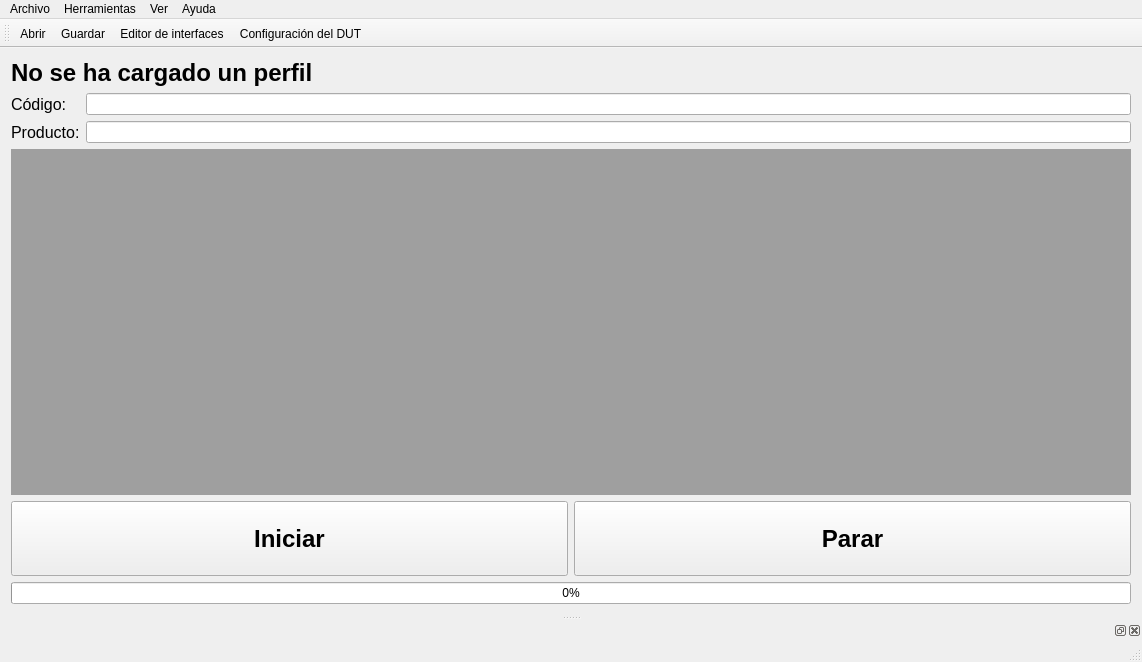
Old version of the form src/mainwindow.ui in the repository tarpuq/tarpuqJIGsw.
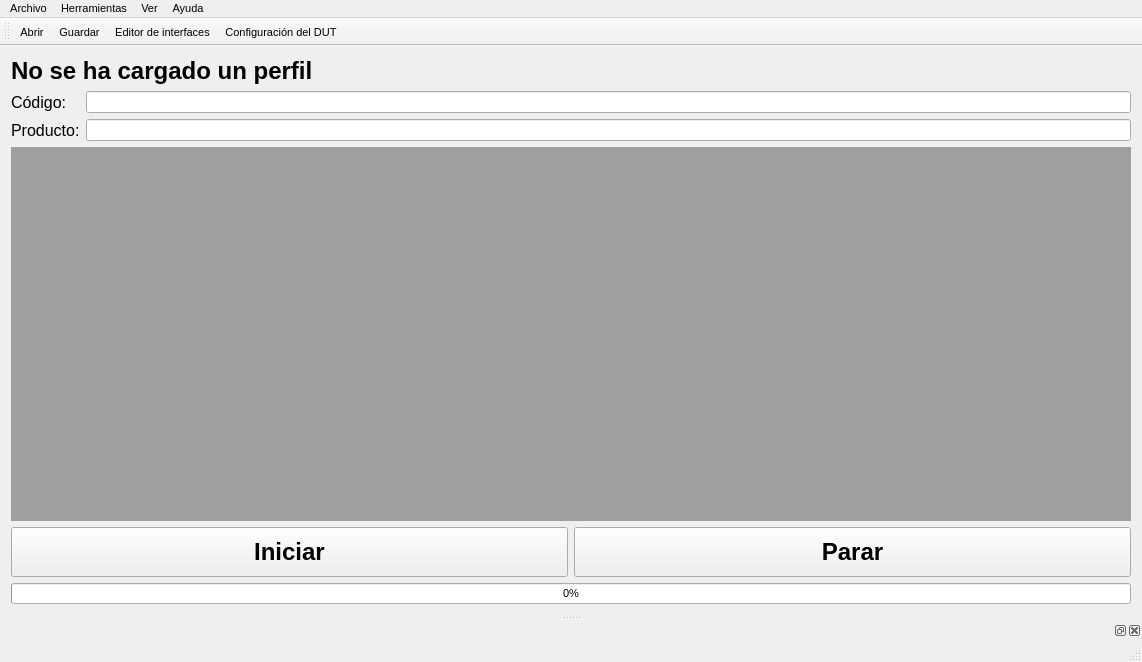
New version of the form. Icons and pictures are not drawn. Custom widgets are drawn as their Qt base class.

What changed in the file:
```diff
--- a/src/mainwindow.ui
+++ b/src/mainwindow.ui
@@ -25,6 +25,11 @@
     <height>0</height>
    </size>
   </property>
+  <property name="font">
+   <font>
+    <pointsize>8</pointsize>
+   </font>
+  </property>
   <property name="windowTitle">
    <string>Tarpuq JIGsw</string>
   </property>
@@ -58,14 +63,8 @@
      <widget class="QPushButton" name="pushButtonStart">
       <property name="minimumSize">
        <size>
-        <width>200</width>
-        <height>75</height>
-       </size>
-      </property>
-      <property name="maximumSize">
-       <size>
-        <width>16777215</width>
-        <height>16777215</height>
+        <width>0</width>
+        <height>50</height>
        </size>
       </property>
       <property name="font">
@@ -87,14 +86,8 @@
      <widget class="QPushButton" name="pushButtonStop">
       <property name="minimumSize">
        <size>
-        <width>200</width>
-        <height>75</height>
-       </size>
-      </property>
-      <property name="maximumSize">
-       <size>
-        <width>16777215</width>
-        <height>16777215</height>
+        <width>0</width>
+        <height>50</height>
        </size>
       </property>
       <property name="font">
@@ -270,8 +263,8 @@
   <widget class="QToolBar" name="mainToolBar">
    <property name="iconSize">
     <size>
-     <width>40</width>
-     <height>40</height>
+     <width>24</width>
+     <height>24</height>
     </size>
    </property>
    <attribute name="toolBarArea">
@@ -426,7 +419,13 @@
   <customwidget>
    <class>DutSummaryForm</class>
    <extends>QWidget</extends>
-   <header>dutsummaryform.h</header>
+   <header>dutpanelform.h</header>
+   <container>1</container>
+  </customwidget>
+  <customwidget>
+   <class>DebugControlUi</class>
+   <extends>QWidget</extends>
+   <header>debugcontrolui.h</header>
    <container>1</container>
   </customwidget>
  </customwidgets>
```
Left out of the diff: 30 changed lines with no effect on the pictures.
